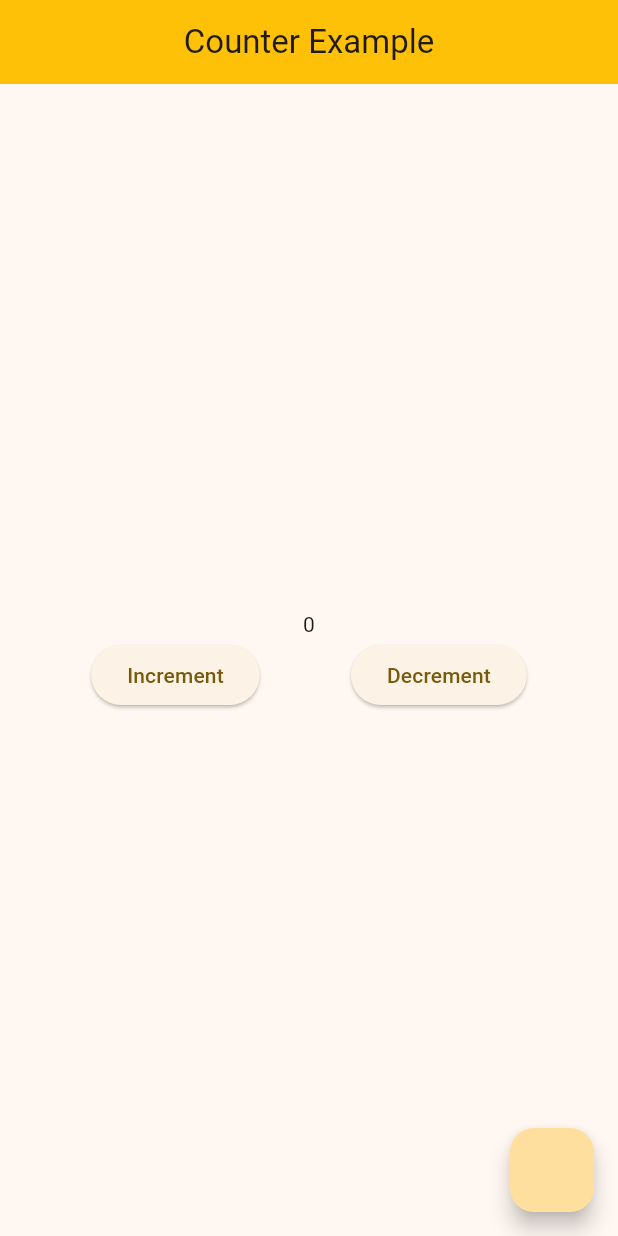
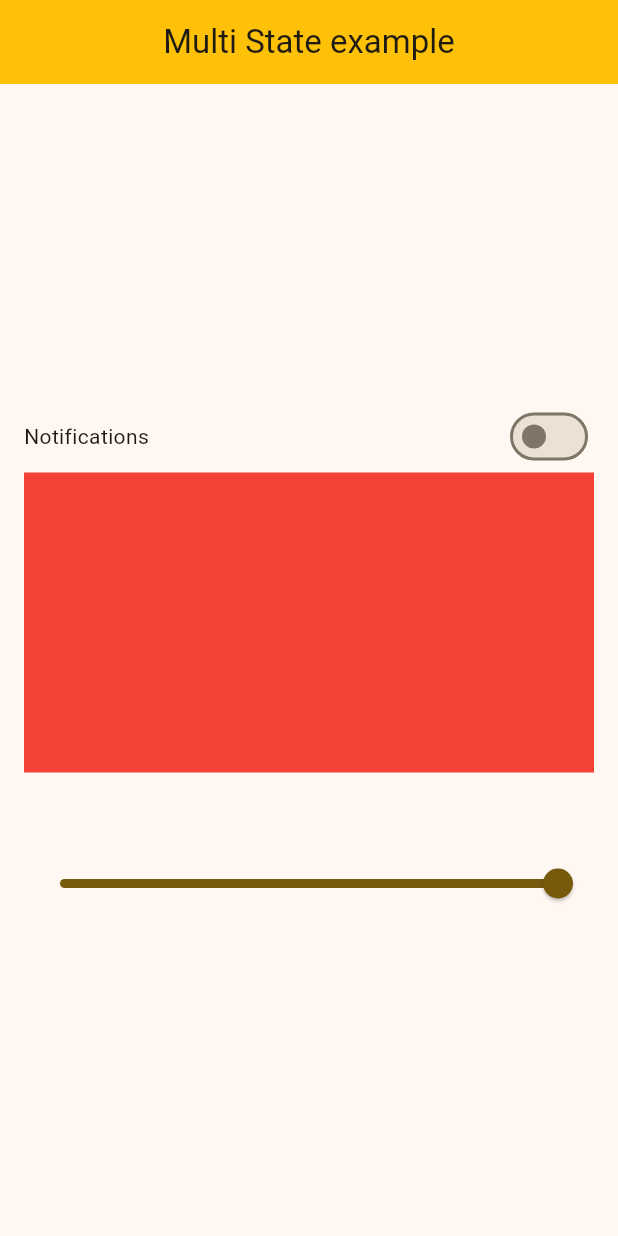
Before and after one commit to Yasir390/bloc_state_management, a Flutter app: the screen it shows after launch, on a phone screen of 412 x 824 dp. Run offline on Flutter 3.47's test engine with Material 3 defaults, Android fonts, the phone set to English and light mode, and no system bars; our stand-ins replace equatable, flutter_bloc.

Commit message:
switch and slider example done using bloc

```diff
--- a/lib/counter_app/ui/counter_screen.dart
+++ b/lib/counter_app/ui/counter_screen.dart
@@ -56,11 +56,7 @@ class _CounterScreenState extends State<CounterScreen> {
 
 // 1. UI Layer (CounterScreen)
 // BlocBuilder<CounterBloc, CounterState> → Bloc এর state শুনে UI rebuild করে।
-
 // যখনই নতুন state emit হয়, builder আবার run হয় এবং Text(state.counter.toString()) আপডেট হয়।
-
 // ElevatedButton → Bloc এ event পাঠাচ্ছে (IncrementCounter, DecrementCounter)।
-
 // context.read<CounterBloc>().add(...) → Bloc কে জানাচ্ছে কোন action নিতে হবে।
-
 // 👉 এখানে UI শুধু state দেখাচ্ছে এবং event পাঠাচ্ছে — খুব clean separation।
--- a/lib/main.dart
+++ b/lib/main.dart
@@ -1,5 +1,6 @@
 import 'package:bloc_state_management/counter_app/bloc/counter_bloc.dart';
-import 'package:bloc_state_management/counter_app/ui/counter_screen.dart';
+import 'package:bloc_state_management/switch_example/bloc/switch_bloc.dart';
+import 'package:bloc_state_management/switch_example/ui/switch_example_screen.dart';
 import 'package:flutter/material.dart';
 import 'package:flutter_bloc/flutter_bloc.dart';
 
@@ -13,8 +14,11 @@ class MyApp extends StatelessWidget {
   // This widget is the root of your application.
   @override
   Widget build(BuildContext context) {
-    return BlocProvider(
-      create: (context) => CounterBloc(),
+    return MultiBlocProvider(
+      providers: [
+        BlocProvider(create: (context) => CounterBloc()),
+        BlocProvider(create: (context) => SwitchBloc()),
+      ],
       child: MaterialApp(
         title: 'Bloc State Management',
         theme: ThemeData(
@@ -24,7 +28,7 @@ class MyApp extends StatelessWidget {
             centerTitle: true,
           ),
         ),
-        home: CounterScreen(),
+        home: SwitchExampleScreen(),
       ),
     );
   }
--- /dev/null
+++ b/lib/switch_example/bloc/switch_bloc.dart
@@ -0,0 +1,23 @@
+import 'dart:async';
+
+import 'package:bloc_state_management/switch_example/bloc/switch_event.dart';
+import 'package:bloc_state_management/switch_example/bloc/switch_state.dart';
+import 'package:flutter_bloc/flutter_bloc.dart';
+
+class SwitchBloc extends Bloc<SwitchEvent, SwitchState> {
+  SwitchBloc() : super(SwitchState()) {
+    on<EnableOrDisableNotificationEvent>(_enableOrDisableNotification);
+    on<SliderEvent>(_slider);
+  }
+
+  FutureOr<void> _enableOrDisableNotification(
+    EnableOrDisableNotificationEvent event,
+    Emitter<SwitchState> emit,
+  ) {
+    emit(state.copyWith(isSwitch: !state.isSwitch));
+  }
+
+  FutureOr<void> _slider(SliderEvent event, Emitter<SwitchState> emit) {
+    emit(state.copyWith(slider: event.slider));
+  }
+}
--- /dev/null
+++ b/lib/switch_example/bloc/switch_event.dart
@@ -0,0 +1,18 @@
+import 'package:equatable/equatable.dart';
+
+class SwitchEvent extends Equatable {
+  const SwitchEvent();
+
+  @override
+  List<Object?> get props => [];
+}
+
+class EnableOrDisableNotificationEvent extends SwitchEvent {}
+
+class SliderEvent extends SwitchEvent {
+  final double slider;
+  const SliderEvent({required this.slider});
+
+  @override
+  List<Object?> get props => [slider];
+}
--- /dev/null
+++ b/lib/switch_example/bloc/switch_state.dart
@@ -0,0 +1,18 @@
+import 'package:equatable/equatable.dart';
+
+// ignore: must_be_immutable
+class SwitchState extends Equatable {
+  bool isSwitch;
+  double slider;
+  SwitchState({this.isSwitch = false, this.slider = 1.0});
+
+  SwitchState copyWith({bool? isSwitch, double? slider}) {
+    return SwitchState(
+      isSwitch: isSwitch ?? this.isSwitch,
+      slider: slider ?? this.slider,
+    );
+  }
+
+  @override
+  List<Object?> get props => [isSwitch,slider];
+}
--- /dev/null
+++ b/lib/switch_example/ui/switch_example_screen.dart
@@ -0,0 +1,83 @@
+import 'dart:developer';
+
+import 'package:bloc_state_management/switch_example/bloc/switch_bloc.dart';
+import 'package:bloc_state_management/switch_example/bloc/switch_event.dart';
+import 'package:bloc_state_management/switch_example/bloc/switch_state.dart';
+import 'package:flutter/material.dart';
+import 'package:flutter_bloc/flutter_bloc.dart';
+
+class SwitchExampleScreen extends StatefulWidget {
+  const SwitchExampleScreen({super.key});
+
+  @override
+  State<SwitchExampleScreen> createState() => _SwitchExampleScreenState();
+}
+
+class _SwitchExampleScreenState extends State<SwitchExampleScreen> {
+  @override
+  Widget build(BuildContext context) {
+    return Scaffold(
+      appBar: AppBar(title: Text("Multi State example")),
+      body: Center(
+        child: Padding(
+          padding: const EdgeInsets.symmetric(horizontal: 16),
+          child: Column(
+            mainAxisAlignment: .center,
+            crossAxisAlignment: .center,
+            children: [
+              Row(
+                mainAxisAlignment: .spaceBetween,
+                children: [
+                  Text("Notifications"),
+                  BlocBuilder<SwitchBloc, SwitchState>(
+                    buildWhen: (previous, current) =>
+                        previous.isSwitch != current.isSwitch,
+                    builder: (BuildContext context, state) {
+                      log("switch");
+                      return Switch(
+                        value: state.isSwitch,
+                        onChanged: (value) {
+                          context.read<SwitchBloc>().add(
+                            EnableOrDisableNotificationEvent(),
+                          );
+                        },
+                      );
+                    },
+                  ),
+                ],
+              ),
+              BlocBuilder<SwitchBloc, SwitchState>(
+                buildWhen: (previous, current) =>
+                    previous.slider != current.slider,
+                builder: (BuildContext context, state) {
+                  log("container");
+                  return Container(
+                    height: 200,
+                    color: Colors.red.withOpacity(state.slider),
+                  );
+                },
+              ),
+
+              SizedBox(height: 50),
+              BlocBuilder<SwitchBloc, SwitchState>(
+                buildWhen: (previous, current) =>
+                    previous.slider != current.slider,
+                builder: (BuildContext context, state) {
+                  log("slider");
+                  return Slider(
+                    value: state.slider,
+                    onChanged: (value) {
+                      context.read<SwitchBloc>().add(
+                        SliderEvent(slider: value),
+                      );
+                    },
+                  );
+                },
+              ),
+            ],
+          ),
+        ),
+      ),
+    );
+  }
+}
```
